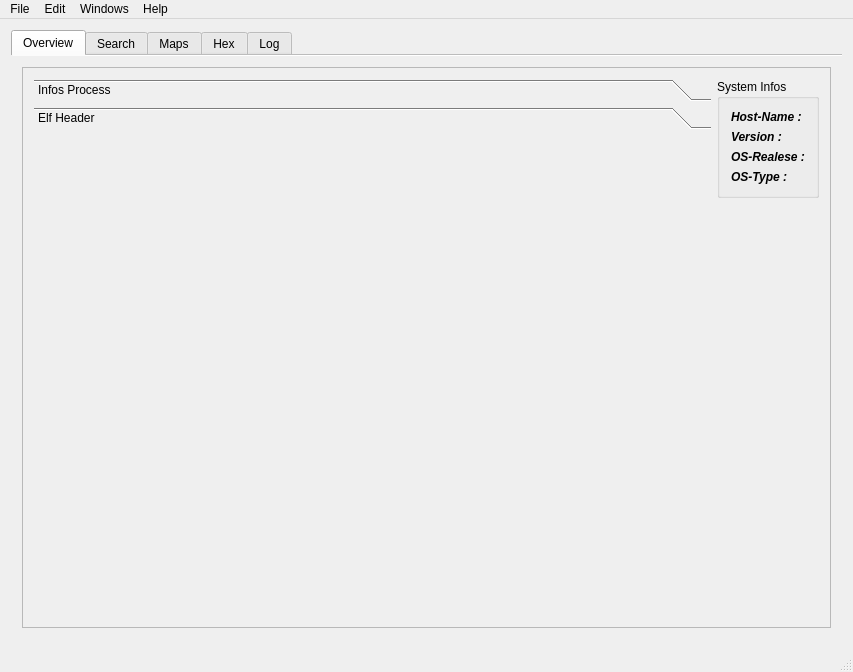
This is src/gui/mainwindow.ui in mentebinaria/maProc as Qt 5 draws it before an edit. The edited form follows.
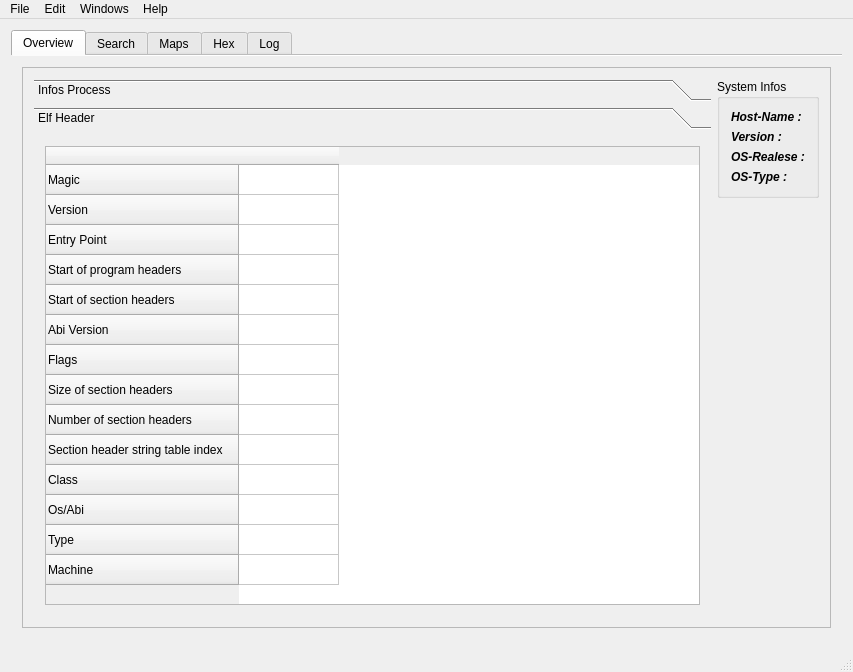
This is the edited form. The open tabs and pages were chosen to show the change.

Patch:
```diff
--- a/src/gui/mainwindow.ui
+++ b/src/gui/mainwindow.ui
@@ -18,7 +18,7 @@
   </property>
   <property name="minimumSize">
    <size>
-    <width>800</width>
+    <width>700</width>
     <height>100</height>
    </size>
   </property>
@@ -28,6 +28,12 @@
   <property name="windowTitle">
    <string>maProc</string>
   </property>
+  <property name="autoFillBackground">
+   <bool>true</bool>
+  </property>
+  <property name="animated">
+   <bool>false</bool>
+  </property>
   <property name="documentMode">
    <bool>false</bool>
   </property>
@@ -35,7 +41,7 @@
    <set>QMainWindow::AllowTabbedDocks|QMainWindow::AnimatedDocks|QMainWindow::VerticalTabs</set>
   </property>
   <widget class="QWidget" name="centralWidget">
-   <layout class="QHBoxLayout" name="horizontalLayout_2">
+   <layout class="QVBoxLayout" name="verticalLayout_11">
     <item>
      <widget class="QTabWidget" name="MenuView">
       <property name="enabled">
@@ -252,7 +258,93 @@
                  <attribute name="label">
                   <string>Elf Header</string>
                  </attribute>
-                 <layout class="QVBoxLayout" name="verticalLayout_8"/>
+                 <layout class="QVBoxLayout" name="verticalLayout_8">
+                  <item>
+                   <widget class="QTableWidget" name="elfheader_table">
+                    <property name="minimumSize">
+                     <size>
+                      <width>300</width>
+                      <height>300</height>
+                     </size>
+                    </property>
+                    <row>
+                     <property name="text">
+                      <string>Magic</string>
+                     </property>
+                    </row>
+                    <row>
+                     <property name="text">
+                      <string>Version</string>
+                     </property>
+                    </row>
+                    <row>
+                     <property name="text">
+                      <string>Entry Point</string>
+                     </property>
+                    </row>
+                    <row>
+                     <property name="text">
+                      <string>Start of program headers</string>
+                     </property>
+                    </row>
+                    <row>
+                     <property name="text">
+                      <string>Start of section headers</string>
+                     </property>
+                    </row>
+                    <row>
+                     <property name="text">
+                      <string>Abi Version</string>
+                     </property>
+                    </row>
+                    <row>
+                     <property name="text">
+                      <string>Flags</string>
+                     </property>
+                    </row>
+                    <row>
+                     <property name="text">
+                      <string>Size of section headers</string>
+                     </property>
+                    </row>
+                    <row>
+                     <property name="text">
+                      <string>Number of section headers</string>
+                     </property>
+                    </row>
+                    <row>
+                     <property name="text">
+                      <string>Section header string table index</string>
+                     </property>
+                    </row>
+                    <row>
+                     <property name="text">
+                      <string>Class</string>
+                     </property>
+                    </row>
+                    <row>
+                     <property name="text">
+                      <string>Os/Abi</string>
+                     </property>
+                    </row>
+                    <row>
+                     <property name="text">
+                      <string>Type</string>
+                     </property>
+                    </row>
+                    <row>
+                     <property name="text">
+                      <string>Machine</string>
+                     </property>
+                    </row>
+                    <column>
+                     <property name="text">
+                      <string/>
+                     </property>
+                    </column>
+                   </widget>
+                  </item>
+                 </layout>
                 </widget>
                </widget>
               </item>
@@ -817,7 +909,7 @@
         </item>
        </layout>
       </widget>
-      <widget class="QWidget" name="HexViewTab">
+      <widget class="QWidget" name="HexTab">
        <property name="maximumSize">
         <size>
          <width>1000</width>
```
Left out of the diff: 20 changed lines with no effect on the pictures.
